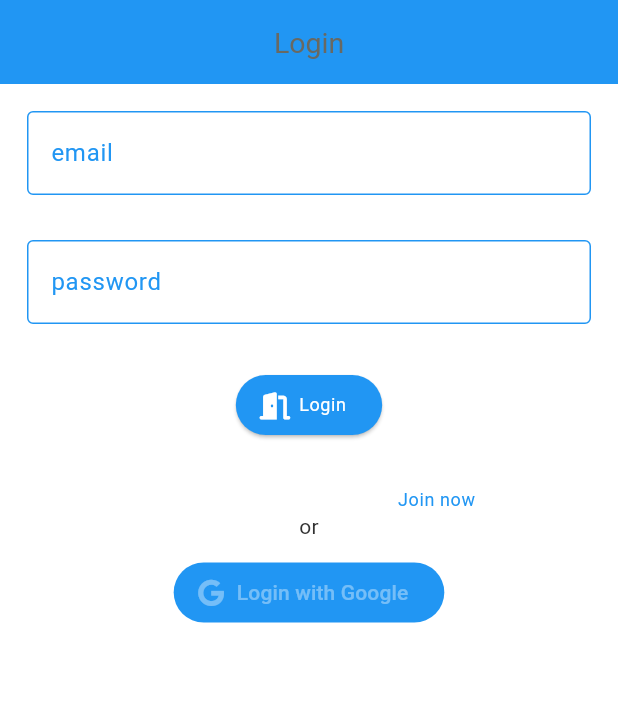
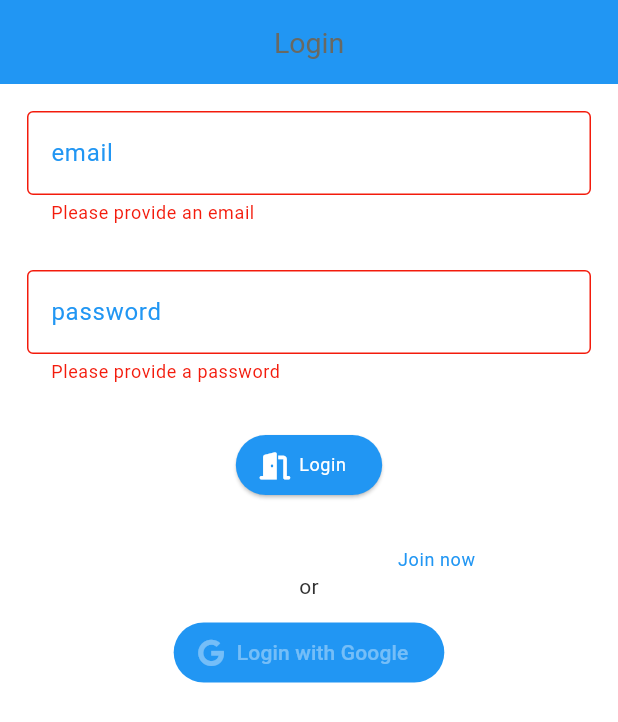
Before and after one commit to GabrielCrackPro/expenses-app, a Flutter app: the screen it shows after launch, after a tap on "Login", on a phone screen of 412 x 824 dp. Shown: the top 722 px of the screen. Run offline on Flutter 3.47's test engine with Material 2 defaults, Android fonts, the phone set to English and light mode, and no system bars; our stand-ins replace cloud_firestore, firebase_auth, firebase_core, fl_chart, flutter_credit_card, font_awesome_flutter and 4 more; accounts and stored records are empty.

Commit message:
Add firebase auth login

```diff
--- a/lib/pages/login_page.dart
+++ b/lib/pages/login_page.dart
@@ -3,22 +3,29 @@ import 'package:expenses_app/widgets/text_field/text_field.dart';
 import 'package:flutter/material.dart';
 import 'package:font_awesome_flutter/font_awesome_flutter.dart';
 
-class LoginPage extends StatelessWidget {
+class LoginPage extends StatefulWidget {
   const LoginPage({super.key});
 
-  void loginWithEmailAndPassword(String email, String password) {
-    if (email.isNotEmpty && password.isNotEmpty) {
-      Auth.signInWithEmailAndPassword(email, password);
+  @override
+  State<LoginPage> createState() => _LoginPageState();
 }
-  }
+
+class _LoginPageState extends State<LoginPage> {
+  final _formKey = GlobalKey<FormState>();
 
   @override
   Widget build(BuildContext context) {
     var color = Theme.of(context).colorScheme;
     var text = Theme.of(context).textTheme;
 
-    TextEditingController _emailController = TextEditingController();
-    TextEditingController _passwordController = TextEditingController();
+    TextEditingController emailController = TextEditingController();
+    TextEditingController passwordController = TextEditingController();
+
+    void loginWithEmailAndPassword(String email, String password) {
+      if (_formKey.currentState!.validate()) {
+        Auth.signInWithEmailAndPassword(context, email, password);
+      }
+    }
 
     return Scaffold(
       appBar: AppBar(title: const Text("Login")),
@@ -26,8 +33,18 @@ class LoginPage extends StatelessWidget {
         padding: const EdgeInsets.all(18.0),
         child: Column(
           children: [
+            Form(
+              key: _formKey,
+              child: Column(
+                children: [
                   CustomTextField(
-              controller: _emailController,
+                    validator: (value) {
+                      if (value!.isEmpty) {
+                        return "Please provide an email";
+                      }
+                      return null;
+                    },
+                    controller: emailController,
                     hint: "email",
                     inputType: TextInputType.emailAddress,
                   ),
@@ -35,7 +52,13 @@ class LoginPage extends StatelessWidget {
                     height: 30,
                   ),
                   CustomTextField(
-              controller: _passwordController,
+                    validator: (value) {
+                      if (value!.isEmpty) {
+                        return "Please provide a password";
+                      }
+                      return null;
+                    },
+                    controller: passwordController,
                     hint: "password",
                     isPasswordField: true,
                   ),
@@ -44,8 +67,8 @@ class LoginPage extends StatelessWidget {
                   ),
                   ElevatedButton.icon(
                     onPressed: () => loginWithEmailAndPassword(
-                _emailController.text,
-                _passwordController.text,
+                      emailController.text,
+                      passwordController.text,
                     ),
                     icon: const Icon(FontAwesomeIcons.doorOpen),
                     label: Text(
@@ -55,7 +78,8 @@ class LoginPage extends StatelessWidget {
                     style: ButtonStyle(
                       backgroundColor:
                           MaterialStateProperty.all<Color>(color.primary),
-                iconColor: MaterialStateProperty.all<Color>(color.onPrimary),
+                      iconColor:
+                          MaterialStateProperty.all<Color>(color.onPrimary),
                     ),
                   ),
                   const SizedBox(
@@ -91,6 +115,9 @@ class LoginPage extends StatelessWidget {
                 ],
               ),
             ),
+          ],
+        ),
+      ),
     );
   }
 }
--- a/lib/services/auth.dart
+++ b/lib/services/auth.dart
@@ -1,40 +1,66 @@
+import 'package:expenses_app/widgets/alert/alert.dart';
 import 'package:firebase_auth/firebase_auth.dart';
+import 'package:flutter/material.dart';
 
 class Auth {
   static final FirebaseAuth _auth = FirebaseAuth.instance;
 
   static Future<void> signInWithEmailAndPassword(
+    BuildContext context,
     String email,
     String password,
   ) async {
     try {
       await _auth.signInWithEmailAndPassword(email: email, password: password);
     } on FirebaseAuthException catch (error) {
+      Alert.init(context);
       switch (error.code) {
         case "invalid-email":
+          Alert.error("Invalid Email");
           break;
         case "user-not-found":
           break;
         case "wrong-password":
           break;
         default:
-          // ignore: avoid_print
-          print(error.code);
+          Alert.error(error.code);
           return;
       }
     } catch (e) {
       // ignore: avoid_print
-      print(e);
+      print(e.toString());
     }
   }
 
   static Future<void> createUserWithEmailAndPassword(
+    BuildContext context,
     String email,
     String password,
   ) async {
-    await _auth.createUserWithEmailAndPassword(
-      email: email,
-      password: password,
-    );
+    try {
+      await _auth.createUserWithEmailAndPassword(
+        email: email,
+        password: password,
+      );
+    } on FirebaseAuthException catch (error) {
+      Alert.init(context);
+      switch (error.code) {
+        case "invalid-email":
+          Alert.error("Invalid email");
+          break;
+        case "email-already-in-use":
+          Alert.error("Invalid email");
+          break;
+        case "weak-password":
+          Alert.error("Choose a stronger password");
+          break;
+        default:
+          Alert.error(error.code);
+          break;
+      }
+    } catch (e) {
+      // ignore: avoid_print
+      print(e.toString());
+    }
   }
 }
--- a/lib/widgets/text_field/text_field.dart
+++ b/lib/widgets/text_field/text_field.dart
@@ -6,6 +6,7 @@ class CustomTextField extends StatelessWidget {
   TextInputType inputType;
   TextEditingController? controller;
   bool isPasswordField;
+  String? Function(String?)? validator;
 
   CustomTextField({
     super.key,
@@ -13,6 +14,7 @@ class CustomTextField extends StatelessWidget {
     this.inputType = TextInputType.text,
     this.isPasswordField = false,
     this.controller,
+    this.validator,
   });
 
   @override
@@ -28,6 +30,7 @@ class CustomTextField extends StatelessWidget {
     );
 
     return TextFormField(
+      validator: validator,
       keyboardType: inputType,
       controller: controller,
       obscureText: isPasswordField,
--- a/pubspec.yaml
+++ b/pubspec.yaml
@@ -18,6 +18,7 @@ dependencies:
   firebase_core: ^2.10.0
   cloud_firestore: ^4.5.3
   firebase_auth: ^4.4.2
+  quickalert: ^1.0.1
 dev_dependencies:
   flutter_test:
     sdk: flutter
```
Also changed, not shown: lib/widgets/alert/alert.dart (added, +36 -0 lines), pubspec.lock. Lines whose indentation alone changed are shown as unchanged.
